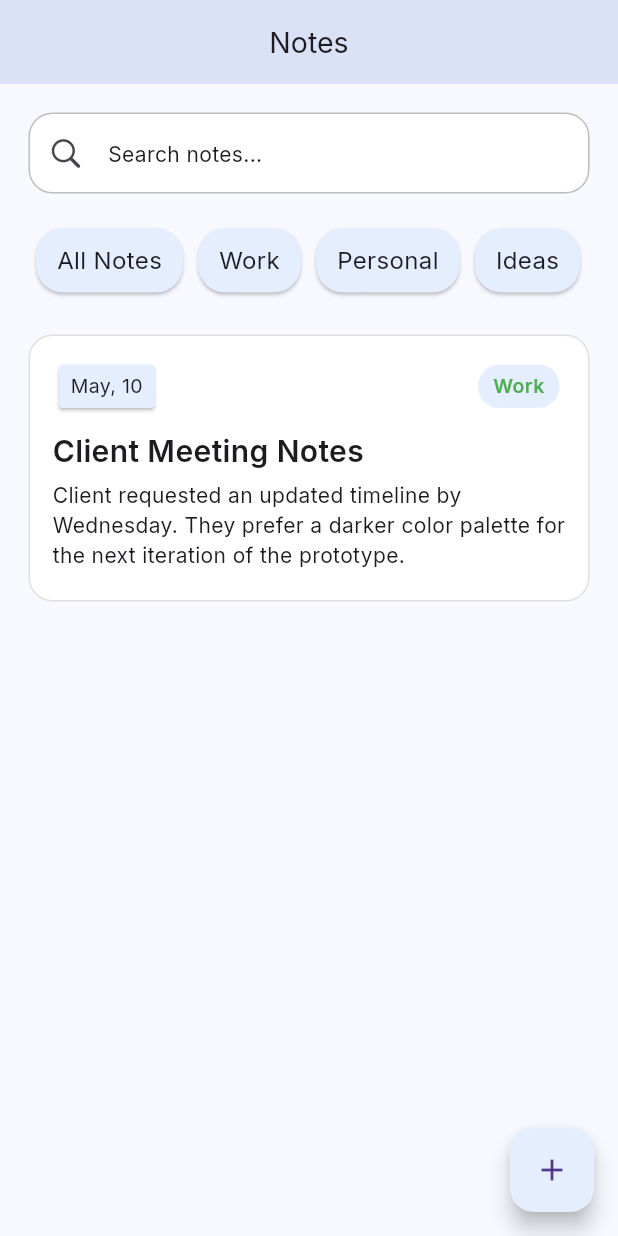
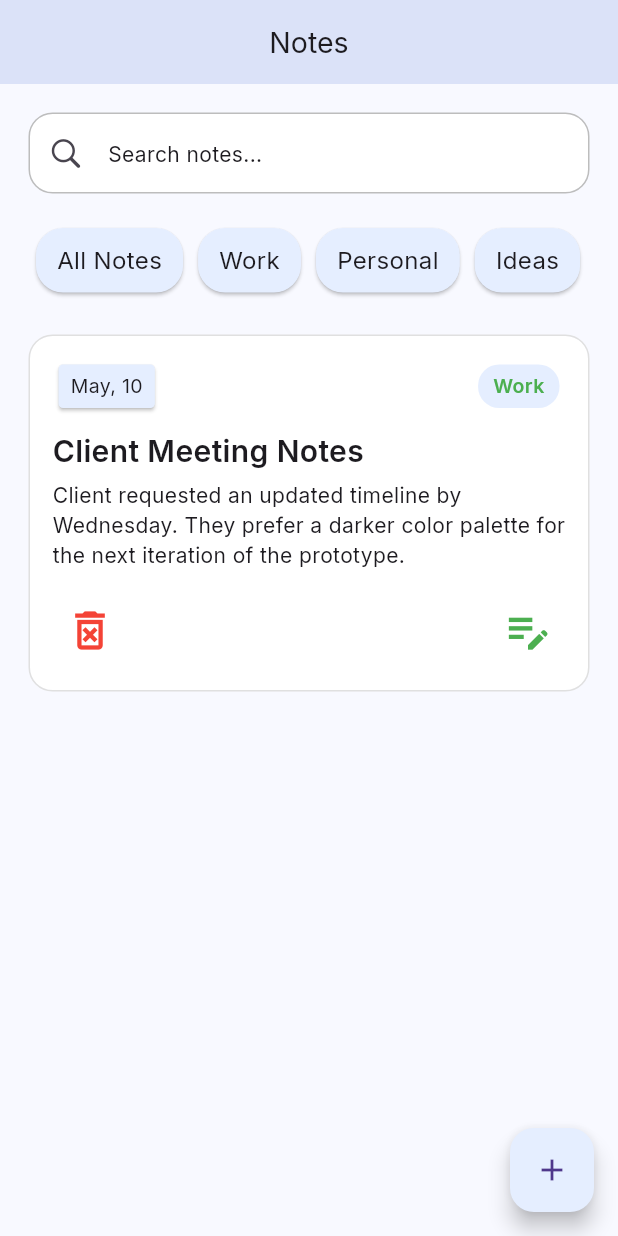
Before and after one commit to TanvirAlHasib/dashboard_app, a Flutter app: the screen it shows after launch, on a phone screen of 412 x 824 dp. Run offline on Flutter 3.47's test engine with Material 3 defaults, Android fonts, the light colour scheme and no system bars; our stand-ins replace go_router, google_fonts.

Commit message:
feature: added delete and edit icon to manage notes

```diff
--- a/lib/screens/note_screen.dart
+++ b/lib/screens/note_screen.dart
@@ -101,7 +101,20 @@ class NoteScreen extends StatelessWidget {
                   Text("Client requested an updated timeline by Wednesday. They prefer a darker color palette for the next iteration of the prototype.",
                   ),
                   const SizedBox(
-                    height: 5,
+                    height: 15,
+                  ),
+                  Row(
+                    mainAxisAlignment: .spaceBetween,
+                    children: [
+                      IconButton(
+                          onPressed: () {},
+                          icon: Icon(Icons.delete_forever_outlined, color: Colors.red, size: 34,)
+                      ),
+                      IconButton(
+                          onPressed: () {},
+                          icon: Icon(Icons.edit_note_outlined, color: Colors.green.shade500, size: 34,)
+                      ),
+                    ],
                   ),
                 ],
               ),
```
